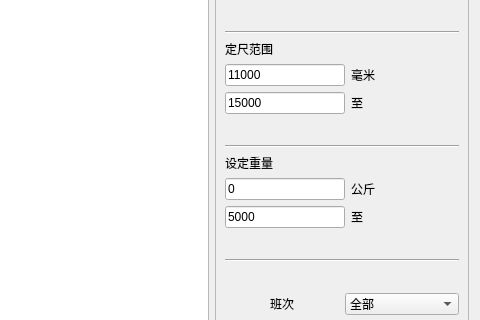
Before: the Qt Designer form UI_ProductionData.ui in FSPengchen/Steel_FixdLengthSystem, drawn with Qt 5; both pictures show x 799 to 1279 and y 112 to 432 of the 1279 by 758 pixel window.
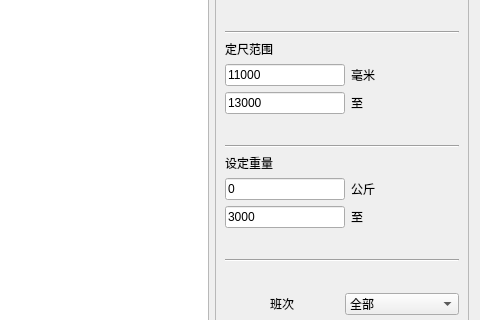
After: the same form once the commit is applied.

Diff of the .ui file:
```diff
--- a/UI_ProductionData.ui
+++ b/UI_ProductionData.ui
@@ -79,7 +79,7 @@
              </size>
             </property>
             <property name="text">
-             <string>15000</string>
+             <string>13000</string>
             </property>
            </widget>
           </item>
@@ -255,7 +255,7 @@
              </size>
             </property>
             <property name="text">
-             <string>5000</string>
+             <string>3000</string>
             </property>
            </widget>
           </item>
```
